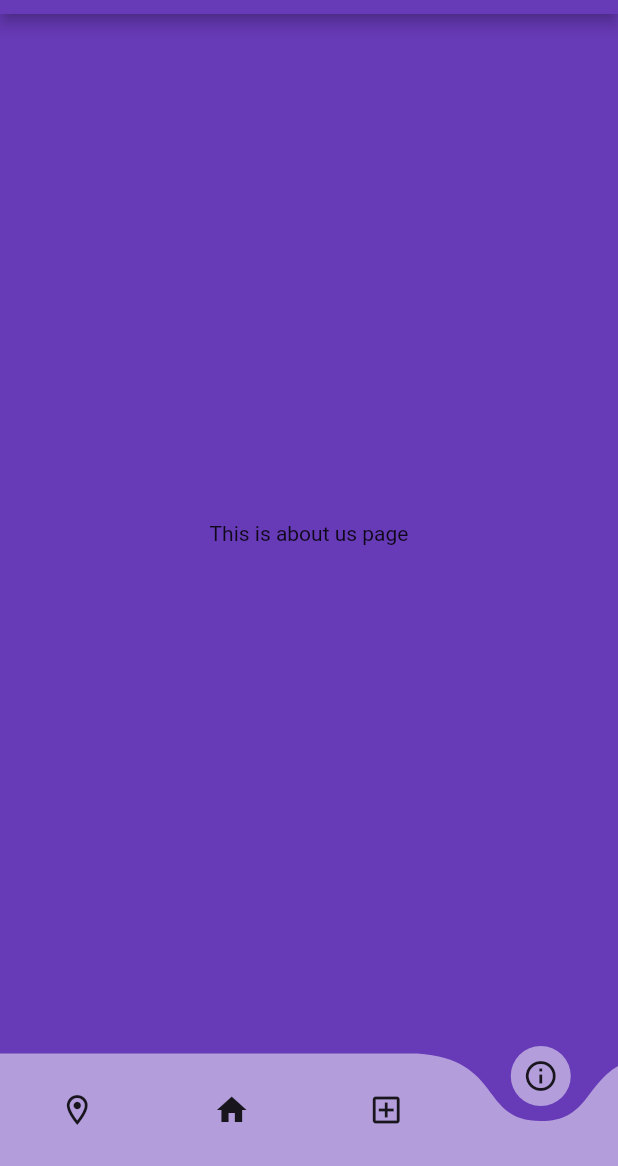
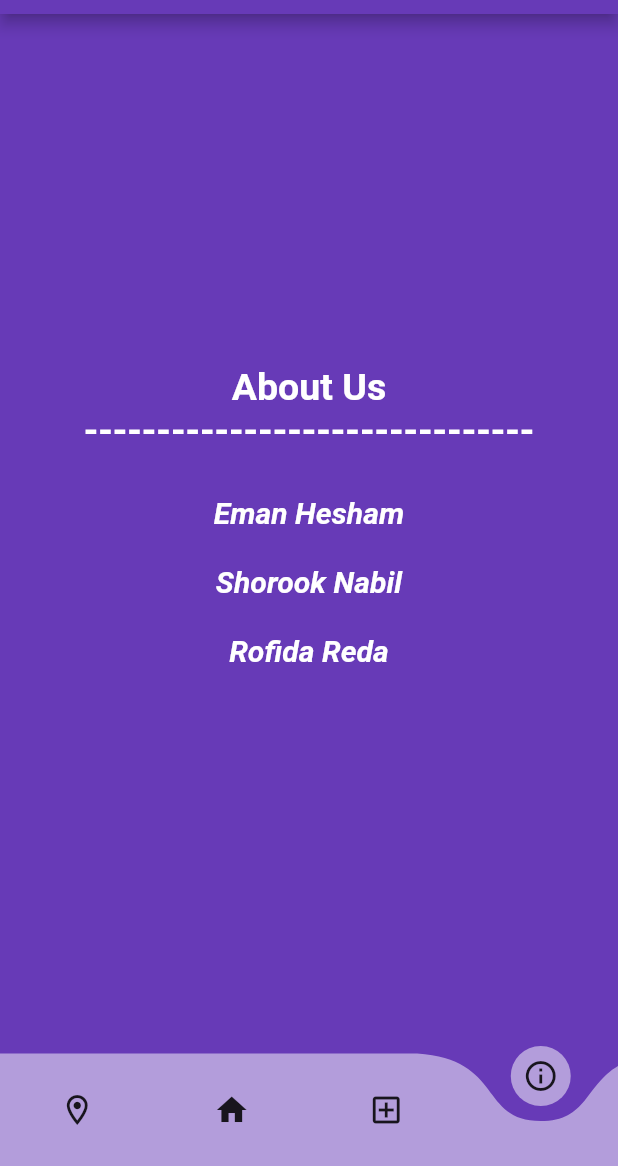
Before and after one commit to eman-hesham97/SmartParking-flutter, a Flutter app: the screen it shows after launch, item 4 of the bottom bar chosen, on a phone screen of 412 x 824 dp, the part 70-1236 px from its top. Run offline on Flutter 3.47's test engine with Material 2 defaults, Android fonts, the phone set to English and light mode, and no system bars; drawn by our look-alikes of curved_navigation_bar.

Commit message:
About Us Page

```diff
--- a/lib/AboutUs.dart
+++ b/lib/AboutUs.dart
@@ -1,3 +1,6 @@
+// ignore_for_file: unnecessary_new
+import 'package:flutter/gestures.dart';
+import 'package:url_launcher/url_launcher.dart';
 import 'package:flutter/cupertino.dart';
 import 'package:flutter/material.dart';
 
@@ -12,9 +15,85 @@ class _AboutUsState extends State<AboutUs> {
   @override
   Widget build(BuildContext context) {
     return new Scaffold(
-      body: new Center(
-        child: new Text("This is about us page"),
-      ),
-    );
+      body: Center(
+          child:RichText(
+            overflow: TextOverflow.clip,
+            textAlign: TextAlign.center,
+            text: TextSpan(
+              text: 'About Us \n',
+              style: TextStyle(fontWeight: FontWeight.bold, fontSize: 25,),
+              children: <TextSpan>[
+                TextSpan(text: '------------------------------- \n \n'),
+                TextSpan(text: 'Eman Hesham \n \n', style: TextStyle(
+                  fontWeight: FontWeight.bold,
+                  fontSize: 20,
+                  fontStyle: FontStyle.italic,
+                  color: Colors.white,
+                  ),
+                recognizer: TapGestureRecognizer()
+                  ..onTap = () async {
+                      String url = "https://www.linkedin.com/in/eman-hesham-141673175/";
+                      var urllaunchable = await canLaunch(url);
+                      if(urllaunchable){
+                          await launch(url);
+                      }else{
+                        print("URL can't be launched.");
+                      }
+                  }),
+                TextSpan(text: 'Shorook Nabil \n \n', style: TextStyle(
+                  fontWeight: FontWeight.bold,
+                  fontSize: 20,fontStyle:
+                  FontStyle.italic,
+                  color: Colors.white,
+                  ),
+                recognizer: TapGestureRecognizer()
+                  ..onTap = () async {
+                      String url = "https://www.linkedin.com/in/shorook-abdelbaqi/";
+                      var urllaunchable = await canLaunch(url);
+                      if(urllaunchable){
+                          await launch(url);
+                      }else{
+                        print("URL can't be launched.");
+                      }
+                  }
+                ),
+                TextSpan(text: 'Rofida Reda \n', style: TextStyle(
+                  fontWeight: FontWeight.bold,
+                  fontSize: 20,
+                  fontStyle: FontStyle.italic,
+                  color: Colors.white,
+                  ),
+                recognizer: TapGestureRecognizer()
+                    ..onTap = () async {
+                        String url = "https://www.linkedin.com/in/rofida-reda/";
+                        var urllaunchable = await canLaunch(url);
+                        if(urllaunchable){
+                            await launch(url);
+                        }else{
+                          print("URL can't be launched.");
+                        }
+                    }
+                ),
+              ],
+            ),
+            // "About Us",
+            // overflow: TextOverflow.clip,
+            // style: TextStyle(
+            //   fontSize: 35,
+            //   color: Colors.white,
+            //   fontWeight: FontWeight.w700,
+            //   fontStyle: FontStyle.italic,
+            //   letterSpacing: 8,
+            //   wordSpacing: 20,
+              // backgroundColor: Colors.yellow,
+              // shadows: [
+              //   Shadow(color: Colors.blueAccent, offset: Offset(2,1), blurRadius:10)
+              // ]
+
+            ),
+
+          ),
+      );
+    // );
   }
 }
--- a/pubspec.yaml
+++ b/pubspec.yaml
@@ -35,6 +35,7 @@ dependencies:
   # Use with the CupertinoIcons class for iOS style icons.
   cupertino_icons: ^1.0.2
   curved_navigation_bar: ^1.0.3
+  url_launcher: ^6.1.4
 
 dev_dependencies:
   flutter_test:
```
Also changed, not shown: pubspec.lock, 2 other files.
